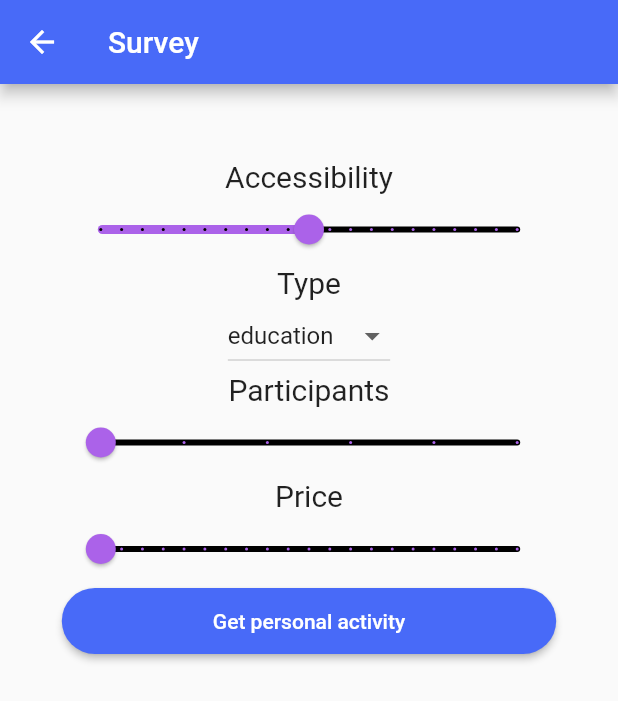
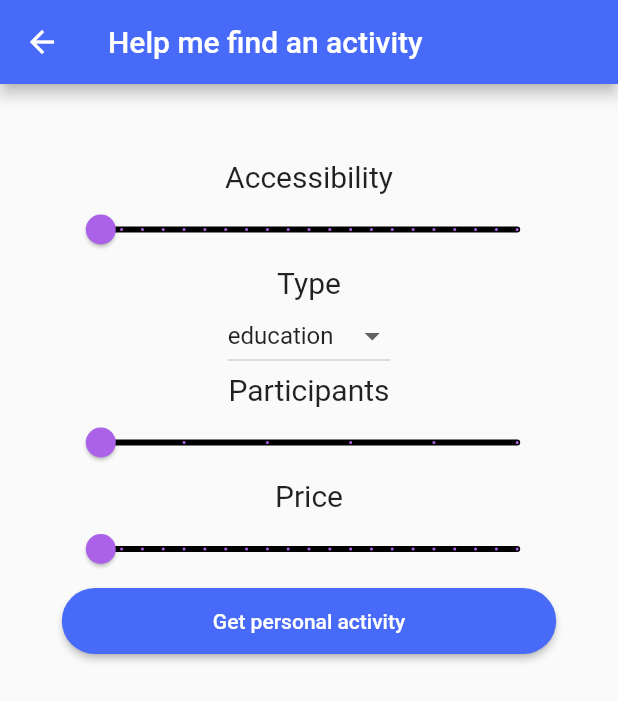
Before and after one commit to RuudvdBoomen/BoredApp, a Flutter app: the SurveyPage screen opened by its route, on a phone screen of 412 x 824 dp. Shown: the top 701 px of the screen. Run offline on Flutter 3.47's test engine with Material 2 defaults, Android fonts, the phone set to English and light mode, and no system bars.

```diff
--- a/lib/main.dart
+++ b/lib/main.dart
@@ -8,7 +8,7 @@ class MyApp extends StatelessWidget {
   @override
   Widget build(BuildContext context) {
     return MaterialApp(
-      title: 'Flutter Demo',
+      title: 'Flutter Challenge',
       theme: ThemeData(primarySwatch: Colors.blue),
       home: HomePage(),
       routes: <String, WidgetBuilder>{
--- a/lib/pages/home_page.dart
+++ b/lib/pages/home_page.dart
@@ -11,11 +11,11 @@ class HomePage extends StatefulWidget {
 }
 
 class HomePageState extends State<HomePage> {
-  ApiService apiService = ApiService();
-  Future<Activity> activity;
+  ApiService _apiService = ApiService();
+  Future<Activity> _activity;
 
   getActivity() {
-    this.activity = apiService.getActivity();
+    this._activity = _apiService.getActivity();
     setState(() {});
   }
 
@@ -23,7 +23,7 @@ class HomePageState extends State<HomePage> {
   Widget build(BuildContext context) {
     return Scaffold(
         appBar: AppBar(
-          title: const Text('Menu'),
+          title: const Text('Activity finder'),
           backgroundColor: Color(0xFF486AF8),
         ),
         body: SingleChildScrollView(
@@ -32,7 +32,7 @@ class HomePageState extends State<HomePage> {
           mainAxisSize: MainAxisSize.max,
           children: <Widget>[
             FutureBuilder<Activity>(
-              future: this.activity,
+              future: this._activity,
               builder: (context, snapshot) {
                 if (snapshot.hasData) {
                   return Container(
--- a/lib/pages/survey_page.dart
+++ b/lib/pages/survey_page.dart
@@ -1,3 +1,5 @@
+import 'dart:math';
+
 import 'package:boring_app/objects/activity.dart';
 import 'package:boring_app/rest/api_service.dart';
 import 'package:boring_app/ui/activity_item.dart';
@@ -11,36 +13,65 @@ class SurveyPage extends StatefulWidget {
 }
 
 class SurveyPageState extends State<SurveyPage> {
-  String type = "education";
-  double accessibility = 0.5;
-  double price = 0;
-  double participants = 0;
-  Future<Activity> activity;
-  ApiService apiService = ApiService();
+  List<Activity> _alternativeActivities = [
+    Activity(
+        activity: "Try to find an internship ;)",
+        type: "education",
+        accessibility: 0.6,
+        participants: 1,
+        price: 0),
+    Activity(
+        activity: "Go for a night out with some friend",
+        type: "social",
+        accessibility: 0.7,
+        participants: 5,
+        price: 0.8),
+    Activity(
+        activity: "Make your homework",
+        type: "education",
+        accessibility: 0.8,
+        participants: 1,
+        price: 0),
+    Activity(
+        activity: "Practise your juggling skills",
+        type: "recreational",
+        accessibility: 0.4,
+        participants: 1,
+        price: 0.2),
+  ];
+
+  String _type = "education";
+  double _accessibility = 0;
+  double _price = 0;
+  double _participants = 0;
+  Future<Activity> _activity;
+  ApiService _apiService = ApiService();
+  int _randomInt;
 
   getPersonalActivity() {
-    this.activity = apiService.getPersonalActivity(
-        accessibility, type, participants.toInt(), this.price);
+    this._activity = _apiService.getPersonalActivity(
+        _accessibility, _type, _participants.toInt(), this._price);
+    _randomInt = Random().nextInt(_alternativeActivities.length);
     this.setState(() {});
   }
 
   void updateAccessibility(double newValue) {
-    accessibility = newValue;
+    _accessibility = newValue;
     this.setState(() {});
   }
 
   void updatePrice(double newValue) {
-    price = newValue;
+    _price = newValue;
     this.setState(() {});
   }
 
   void updateParticipants(double newValue) {
-    participants = newValue;
+    _participants = newValue;
     this.setState(() {});
   }
 
   void updateType(String newValue) {
-    type = newValue;
+    _type = newValue;
     this.setState(() {});
   }
 
@@ -48,7 +79,7 @@ class SurveyPageState extends State<SurveyPage> {
   Widget build(BuildContext context) {
     return Scaffold(
         appBar: AppBar(
-          title: const Text('Survey'),
+          title: const Text('Help me find an activity'),
           backgroundColor: Color(0xFF486AF8),
         ),
         body: SingleChildScrollView(
@@ -60,13 +91,13 @@ class SurveyPageState extends State<SurveyPage> {
                     child: Column(
                         crossAxisAlignment: CrossAxisAlignment.stretch,
                         children: <Widget>[
-                          CustomSlider("Accessibility", accessibility, 0.0, 1.0,
+                          CustomSlider("Accessibility", _accessibility, 0.0, 1.0,
                               updateAccessibility, 0.05),
-                          DropdownInput("Type", type, updateType),
-                          CustomSlider("Participants", participants.toDouble(),
+                          DropdownInput("Type", _type, updateType),
+                          CustomSlider("Participants", _participants.toDouble(),
                               0.0, 5.0, updateParticipants, 1),
                           CustomSlider(
-                              "Price", price, 0.0, 1.0, updatePrice, 0.05),
+                              "Price", _price, 0.0, 1.0, updatePrice, 0.05),
                           RaisedButton(
                               padding: EdgeInsets.all(14),
                               color: Color(0xFF486AF8),
@@ -76,24 +107,30 @@ class SurveyPageState extends State<SurveyPage> {
                                   style: TextStyle(color: Colors.white)),
                               onPressed: () => getPersonalActivity()),
                           FutureBuilder<Activity>(
-                            future: this.activity,
+                            future: this._activity,
                             builder: (context, snapshot) {
                               print(snapshot);
                               if (snapshot.hasData) {
                                 if (snapshot.data.error != null) {
-                                  return Container(
-                                      padding: EdgeInsets.all(20),
-                                      child: Text(
-                                          "No activity found with the given parameters! :(",
-                                          style: TextStyle(
-                                            fontSize: 20.0,
-                                          ),
-                                          textAlign: TextAlign.center));
+                                  return Column(children: <Widget>[
+                                    Container(
+                                        padding:
+                                            EdgeInsets.symmetric(vertical: 20),
+                                        child: Text(
+                                            "No activity found at the Bored API, but Ruud would advise the following activity:",
+                                            style: TextStyle(
+                                              fontSize: 20.0,
+                                            ),
+                                            textAlign: TextAlign.center)),
+                                    ActivityItem(
+                                        _alternativeActivities[_randomInt])
+                                  ]);
                                 }
                                 return Column(children: <Widget>[
                                   Container(
-                                      padding: EdgeInsets.all(20),
-                                      child: Text("Found activity:",
+                                      padding:
+                                          EdgeInsets.symmetric(vertical: 20),
+                                      child: Text("Activity found:",
                                           style: TextStyle(
                                             fontSize: 20.0,
                                           ))),
--- a/lib/rest/api_service.dart
+++ b/lib/rest/api_service.dart
@@ -10,7 +10,7 @@ class ApiService {
     if (response.statusCode == 200) {
       return Activity.fromJson(json.decode(response.body));
     } else {
-      throw Exception('Failed to load post');
+      return Activity.withError('No activity found');
     }
   }
 
@@ -22,7 +22,7 @@ class ApiService {
     if (response.statusCode == 200 && !response.body.contains('error')) {
       return Activity.fromJson(json.decode(response.body));
     } else {
-      return Activity.withError('No such activity');
+      return Activity.withError('No activity found');
     }
   }
 }
--- a/lib/ui/activity_item.dart
+++ b/lib/ui/activity_item.dart
@@ -3,8 +3,8 @@ import 'package:boring_app/ui/rating_bar.dart';
 import 'package:flutter/material.dart';
 
 class ActivityItem extends StatelessWidget {
-  Activity activity;
-  ActivityItem(this.activity);
+  final Activity _activity;
+  ActivityItem(this._activity);
 
   @override
   Widget build(BuildContext context) {
@@ -18,7 +18,7 @@ class ActivityItem extends StatelessWidget {
             height: 320,
             child: Stack(children: <Widget>[
               Text(
-                  '${activity.type[0].toUpperCase()}${activity.type.substring(1)} activity!',
+                  '${_activity.type[0].toUpperCase()}${_activity.type.substring(1)} activity!',
                   textAlign: TextAlign.left,
                   style: TextStyle(
                     fontStyle: FontStyle.italic,
@@ -33,7 +33,7 @@ class ActivityItem extends StatelessWidget {
                       child: Column(
                         mainAxisAlignment: MainAxisAlignment.center,
                         children: <Widget>[
-                          Text(activity.activity,
+                          Text(_activity.activity,
                               textAlign: TextAlign.center,
                               style: TextStyle(
                                 fontSize: 20.0,
@@ -41,7 +41,7 @@ class ActivityItem extends StatelessWidget {
                           Container(
                               padding: EdgeInsets.all(10),
                               child: RatingBar(
-                                  "Accessibility:", activity.accessibility)),
+                                  "Accessibility:", _activity.accessibility)),
                           Text("Participants:",
                               style: TextStyle(fontSize: 20.0)),
                           SizedBox(
@@ -50,13 +50,13 @@ class ActivityItem extends StatelessWidget {
                               child: ListView.builder(
                                   scrollDirection: Axis.horizontal,
                                   shrinkWrap: true,
-                                  itemCount: activity.participants,
+                                  itemCount: _activity.participants,
                                   itemBuilder: (context, index) {
                                     return Icon(Icons.person, size: 50);
                                   })),
                           Container(
                               padding: EdgeInsets.all(10),
-                              child: RatingBar("Price:", activity.price))
+                              child: RatingBar("Price:", _activity.price))
                         ],
                       )))
             ])));
--- a/lib/ui/custom_slider.dart
+++ b/lib/ui/custom_slider.dart
@@ -1,12 +1,12 @@
 import 'package:flutter/material.dart';
 
 class CustomSlider extends StatelessWidget {
-  String _label;
-  double _value;
-  double _min;
-  double _max;
-  double _step;
-  void Function(double) _updateVariable;
+  final String _label;
+  final double _value;
+  final double _min;
+  final double _max;
+  final double _step;
+  final void Function(double) _updateVariable;
 
   CustomSlider(this._label, this._value, this._min, this._max,
       this._updateVariable, this._step);
--- a/lib/ui/dropdown_input.dart
+++ b/lib/ui/dropdown_input.dart
@@ -1,9 +1,9 @@
 import 'package:flutter/material.dart';
 
 class DropdownInput extends StatelessWidget {
-  String _label;
-  String _selectedValue;
-  Function(String) _updateValue;
+  final String _label;
+  final String _selectedValue;
+  final Function(String) _updateValue;
 
   DropdownInput(this._label, this._selectedValue, this._updateValue);
 
```
Also changed, not shown: lib/ui/rating_bar.dart (+11 -11 lines), pubspec.yaml (+6 -1 lines), dcc.png (added), pubspec.lock, 28 other files.
